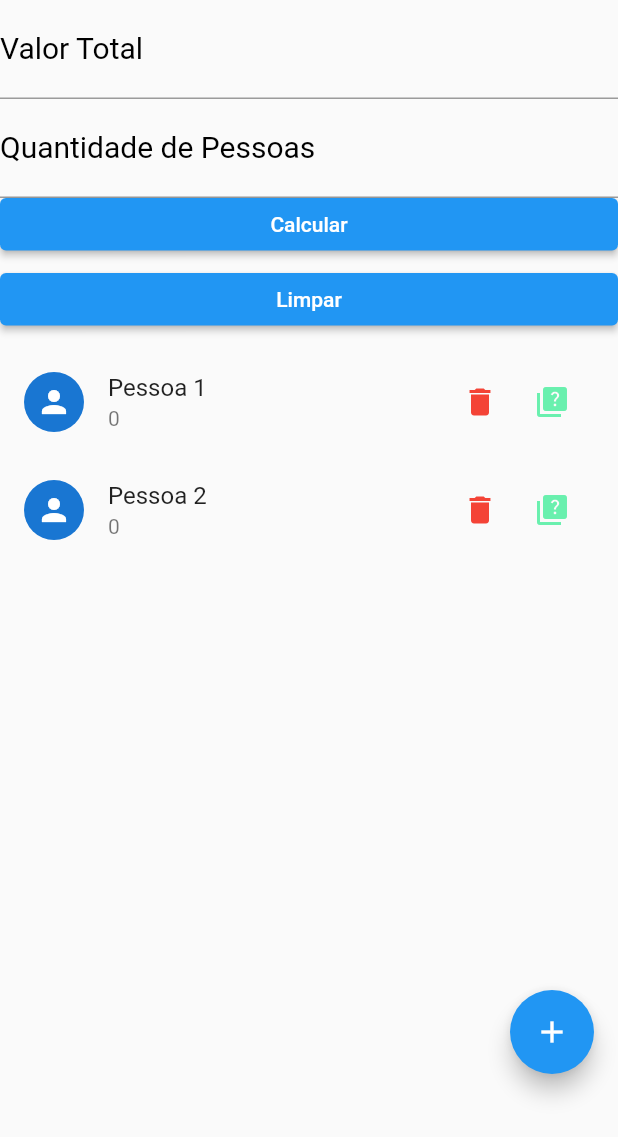
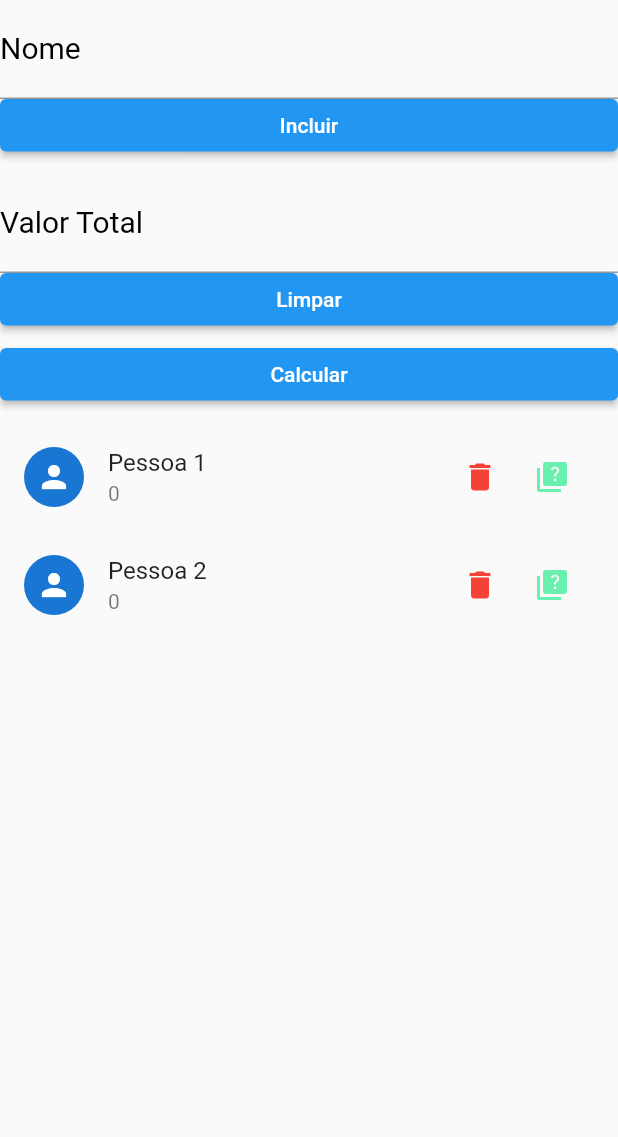
Before and after one commit to otaviocesar/racha-conta, a Flutter app: the screen it shows after launch, on a phone screen of 412 x 824 dp. Shown: the top 1137 px of the screen. Run offline on Flutter 3.47's test engine with Material 2 defaults, Android fonts, the light colour scheme and no system bars.

Commit message:
Inclusão de pessoa pelo formulário

```diff
--- a/lib/home.dart
+++ b/lib/home.dart
@@ -1,4 +1,5 @@
 import 'package:flutter/material.dart';
+import 'package:provider/provider.dart';
 import 'package:rachaconta/views/user_list.dart';
 import 'package:rachaconta/providers/users.dart';
 
@@ -13,25 +14,27 @@ class HomePage extends StatefulWidget {
 
 class _HomePageState extends State<HomePage> {
   final _total = TextEditingController();
-  final _qtdPessoas = TextEditingController();
+  final _nome = TextEditingController();
   var _formKey = GlobalKey<FormState>();
 
   @override
   Widget build(BuildContext context) {
+    final Users users = Provider.of(context);
+    final _qtdPessoas = users.count;
     return Scaffold(
-      body: _body(),
+      body: _body(_qtdPessoas, users),
     );
   }
 
   void _limpar() {
     _total.text = "";
-    _qtdPessoas.text = "";
+    _nome.text = "";
     setState(() {
       _formKey = GlobalKey<FormState>();
     });
   }
 
-  _body() {
+  _body(_qtdPessoas, users) {
     return CustomScrollView(slivers: [
       SliverToBoxAdapter(
         child: Form(
@@ -39,11 +42,13 @@ class _HomePageState extends State<HomePage> {
           child: Column(
             crossAxisAlignment: CrossAxisAlignment.stretch,
             children: <Widget>[
+              _formName("Nome", _nome),
+              _botaoCadastrar(users),
+              const SizedBox(height: 15),
               _form("Valor Total", _total),
-              _form("Quantidade de Pessoas", _qtdPessoas),
-              _botaoCalcular(),
+              _botaoLimpar(),
               const SizedBox(height: 15),
-              _botaoLimpar(),
+              _botaoCalcular(_qtdPessoas),
               const SizedBox(height: 15),
             ],
           ),
@@ -55,10 +60,10 @@ class _HomePageState extends State<HomePage> {
     ]);
   }
 
-  _form(String field, TextEditingController controller) {
+  _formName(String field, TextEditingController controller) {
     return TextFormField(
       controller: controller,
-      validator: (s) => _validarCampo(s!, field),
+      validator: (s) => _validarNome(s!, field),
       keyboardType: TextInputType.number,
       style: const TextStyle(
         fontSize: 20,
@@ -74,20 +79,63 @@ class _HomePageState extends State<HomePage> {
     );
   }
 
-  String? _validarCampo(String text, String field) {
+  _form(String field, TextEditingController controller) {
+    return TextFormField(
+      controller: controller,
+      validator: (s) => _validarValor(s!, field),
+      keyboardType: TextInputType.number,
+      style: const TextStyle(
+        fontSize: 20,
+        color: Colors.black,
+      ),
+      decoration: InputDecoration(
+        labelText: field,
+        labelStyle: const TextStyle(
+          fontSize: 20,
+          color: Colors.black,
+        ),
+      ),
+    );
+  }
+
+  String? _validarValor(String text, String field) {
     if (text.isEmpty || int.parse(text) < 1) {
       return "$field deve ser maior que 0!";
     }
     return null;
   }
 
-  _botaoCalcular() {
+  String? _validarNome(String text, String field) {
+    if (text == null || text.trim().isEmpty) {
+      return "$field inválido!";
+    }
+
+    if (text.trim().length < 3) {
+      return "$field muito pequeno. No mínimo 3 letras.";
+    }
+    return null;
+  }
+
+  _botaoCadastrar(users) {
+    return SizedBox(
+      height: 35,
+      child: ElevatedButton(
+        onPressed: () {
+          users
+              .put(User(id: "", name: _nome.text, qtdAcertos: "0", valor: "0"));
+        },
+        child: const Text("Incluir"),
+      ),
+    );
+  }
+
+  _botaoCalcular(_qtdPessoas) {
     return SizedBox(
       height: 35,
       child: ElevatedButton(
         onPressed: () {
           if (_formKey.currentState!.validate()) {
-            _calcular();
+            _calcular(_qtdPessoas);
           }
         },
         child: const Text("Calcular"),
@@ -107,11 +155,14 @@ class _HomePageState extends State<HomePage> {
     );
   }
 
-  void _calcular() {
+  void _calcular(_qtdPessoas) {
     setState(() {
+      var pessoas = _qtdPessoas.toString();
       double valor = double.parse(_total.text);
-      double qtpessoas = double.parse(_qtdPessoas.text);
-      double vruni = (valor / qtpessoas) + (qtpessoas);
+      print(valor);
+      print(_qtdPessoas);
+      double qtpessoas = double.parse(pessoas);
+      double vruni = (valor / qtpessoas);
       double total = valor;
       String vruniStr = vruni.toStringAsPrecision(4);
       String vrtotal = total.toStringAsPrecision(4);
--- a/lib/views/user_list.dart
+++ b/lib/views/user_list.dart
@@ -10,17 +10,10 @@ class UserList extends StatelessWidget {
     final Users users = Provider.of(context);
 
     return Scaffold(
-        body: ListView.builder(
-          itemCount: users.count,
-          itemBuilder: (ctx, i) => UserTile(users.byIndex(i)),
-        ),
-        floatingActionButton: FloatingActionButton(
-          onPressed: () {
-            users.put(User(
-                id: "", name: "Teste", qtdAcertos: "Teste", valor: "Teste"));
-          },
-          tooltip: 'add User',
-          child: const Icon(Icons.add),
-        ));
+      body: ListView.builder(
+        itemCount: users.count,
+        itemBuilder: (ctx, i) => UserTile(users.byIndex(i)),
+      ),
+    );
   }
 }
--- a/lib/widgets/user_tile.dart
+++ b/lib/widgets/user_tile.dart
@@ -28,7 +28,7 @@ class UserTile extends StatelessWidget {
                         context: context,
                         builder: (ctx) => AlertDialog(
                               title: const Text('Excluir Usuário'),
-                              content: const Text('Tem certeza???'),
+                              content: const Text('Tem certeza?'),
                               actions: <Widget>[
                                 TextButton(
                                   child: const Text('Não'),
@@ -44,7 +44,7 @@ class UserTile extends StatelessWidget {
                             )).then((confirmed) {
                       if (confirmed) {
                         Provider.of<Users>(context, listen: false).remove(user);
-                      } //if
+                      }
                     });
                   }),
               IconButton(
```
